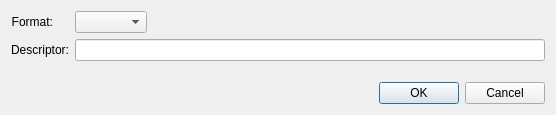
Above: avogadro/qtplugins/lineformatinput/lineformatinputdialog.ui from OpenChemistry/avogadrolibs before the change. Below: the same form after it.
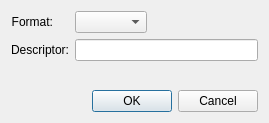
That is the form after the change.

Patch:
```diff
--- a/avogadro/qtplugins/lineformatinput/lineformatinputdialog.ui
+++ b/avogadro/qtplugins/lineformatinput/lineformatinputdialog.ui
@@ -6,16 +6,25 @@
    <rect>
     <x>0</x>
     <y>0</y>
-    <width>556</width>
-    <height>115</height>
+    <width>269</width>
+    <height>123</height>
    </rect>
   </property>
+  <property name="sizePolicy">
+   <sizepolicy hsizetype="Preferred" vsizetype="Minimum">
+    <horstretch>0</horstretch>
+    <verstretch>0</verstretch>
+   </sizepolicy>
+  </property>
   <property name="windowTitle">
    <string>Paste Molecular Descriptor</string>
   </property>
   <layout class="QVBoxLayout" name="verticalLayout_2">
    <item>
     <layout class="QFormLayout" name="formLayout">
+     <property name="fieldGrowthPolicy">
+      <enum>QFormLayout::ExpandingFieldsGrow</enum>
+     </property>
      <item row="0" column="0">
       <widget class="QLabel" name="label">
        <property name="text">
```
Left out of the diff: 2 changed lines with no effect on the pictures.
